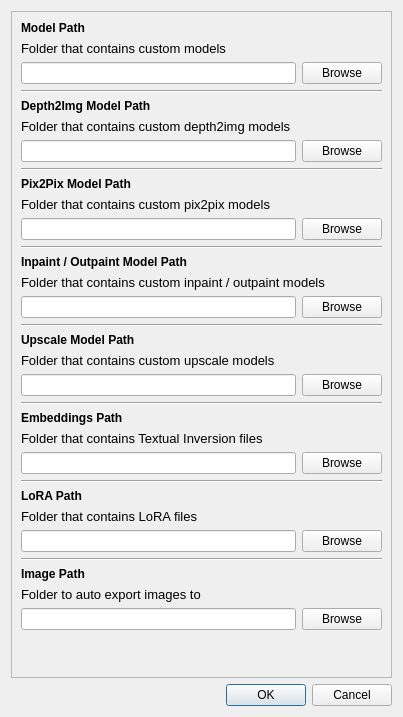
Qt form src/airunner/pyqt/preferences.ui (Capsize-Games/airunner) before a commit.
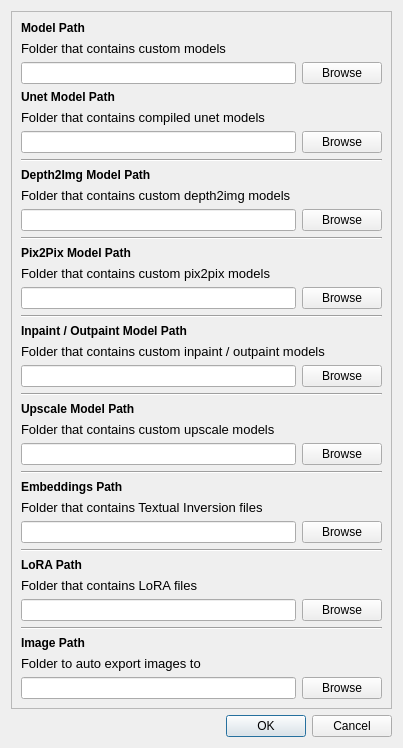
The same form after that commit.

Commit message: updates to allow custom unet path (future proof update) and interpolation

What changed in the file:
```diff
--- a/src/airunner/pyqt/preferences.ui
+++ b/src/airunner/pyqt/preferences.ui
@@ -7,7 +7,7 @@
     <x>0</x>
     <y>0</y>
     <width>403</width>
-    <height>717</height>
+    <height>748</height>
    </rect>
   </property>
   <property name="windowTitle">
@@ -33,26 +33,114 @@
       <enum>QFrame::Raised</enum>
      </property>
      <layout class="QGridLayout" name="gridLayout_2">
-      <item row="32" column="0">
+      <item row="31" column="0">
+       <widget class="QLabel" name="label_6">
+        <property name="font">
+         <font>
+          <pointsize>10</pointsize>
+         </font>
+        </property>
+        <property name="text">
+         <string>Folder that contains Textual Inversion files</string>
+        </property>
+       </widget>
+      </item>
+      <item row="13" column="0">
+       <widget class="Line" name="line_4">
+        <property name="orientation">
+         <enum>Qt::Horizontal</enum>
+        </property>
+       </widget>
+      </item>
+      <item row="9" column="0">
+       <widget class="QLabel" name="label_10">
+        <property name="font">
+         <font>
+          <bold>true</bold>
+         </font>
+        </property>
+        <property name="text">
+         <string>Depth2Img Model Path</string>
+        </property>
+       </widget>
+      </item>
+      <item row="29" column="0">
+       <widget class="Line" name="line_7">
+        <property name="orientation">
+         <enum>Qt::Horizontal</enum>
+        </property>
+       </widget>
+      </item>
+      <item row="38" column="0">
+       <widget class="QLabel" name="label_7">
+        <property name="font">
+         <font>
+          <bold>true</bold>
+         </font>
+        </property>
+        <property name="text">
+         <string>Image Path</string>
+        </property>
+       </widget>
+      </item>
+      <item row="36" column="0">
+       <layout class="QHBoxLayout" name="horizontalLayout_3">
+        <item>
+         <widget class="QLineEdit" name="lora_path"/>
+        </item>
+        <item>
+         <widget class="QPushButton" name="lora_browse_button">
+          <property name="text">
+           <string>Browse</string>
+          </property>
+         </widget>
+        </item>
+       </layout>
+      </item>
+      <item row="3" column="0">
+       <widget class="QLabel" name="label_17">
+        <property name="font">
+         <font>
+          <bold>true</bold>
+         </font>
+        </property>
+        <property name="text">
+         <string>Unet Model Path</string>
+        </property>
+       </widget>
+      </item>
+      <item row="37" column="0">
        <widget class="Line" name="line_3">
         <property name="orientation">
          <enum>Qt::Horizontal</enum>
         </property>
        </widget>
       </item>
-      <item row="34" column="0">
-       <widget class="QLabel" name="label_8">
+      <item row="0" column="0">
+       <widget class="QLabel" name="label">
         <property name="font">
          <font>
-          <pointsize>10</pointsize>
+          <bold>true</bold>
          </font>
         </property>
         <property name="text">
-         <string>Folder to auto export images to</string>
+         <string>Model Path</string>
         </property>
        </widget>
       </item>
       <item row="30" column="0">
+       <widget class="QLabel" name="label_5">
+        <property name="font">
+         <font>
+          <bold>true</bold>
+         </font>
+        </property>
+        <property name="text">
+         <string>Embeddings Path</string>
+        </property>
+       </widget>
+      </item>
+      <item row="35" column="0">
        <widget class="QLabel" name="label_4">
         <property name="font">
          <font>
@@ -64,64 +152,33 @@
         </property>
        </widget>
       </item>
-      <item row="28" column="0">
-       <widget class="Line" name="line_2">
-        <property name="orientation">
-         <enum>Qt::Horizontal</enum>
-        </property>
-       </widget>
-      </item>
-      <item row="35" column="0">
-       <layout class="QHBoxLayout" name="horizontalLayout_4">
-        <item>
-         <widget class="QLineEdit" name="image_path"/>
-        </item>
-        <item>
-         <widget class="QPushButton" name="image_path_browse_button">
-          <property name="text">
-           <string>Browse</string>
-          </property>
-         </widget>
-        </item>
-       </layout>
-      </item>
-      <item row="5" column="0">
-       <widget class="QLabel" name="label_9">
+      <item row="34" column="0">
+       <widget class="QLabel" name="label_3">
         <property name="font">
          <font>
-          <pointsize>10</pointsize>
-         </font>
-        </property>
-        <property name="text">
-         <string>Folder that contains custom depth2img models</string>
-        </property>
-       </widget>
-      </item>
-      <item row="9" column="0">
-       <widget class="QLabel" name="label_12">
-        <property name="font">
-         <font>
           <bold>true</bold>
          </font>
         </property>
         <property name="text">
-         <string>Pix2Pix Model Path</string>
-        </property>
-       </widget>
-      </item>
-      <item row="33" column="0">
-       <widget class="QLabel" name="label_7">
-        <property name="font">
-         <font>
-          <bold>true</bold>
-         </font>
-        </property>
-        <property name="text">
-         <string>Image Path</string>
+         <string>LoRA Path</string>
         </property>
        </widget>
       </item>
       <item row="11" column="0">
+       <layout class="QHBoxLayout" name="horizontalLayout_5">
+        <item>
+         <widget class="QLineEdit" name="depthtoimg_model_path"/>
+        </item>
+        <item>
+         <widget class="QPushButton" name="depthtoimg_model_browse_button">
+          <property name="text">
+           <string>Browse</string>
+          </property>
+         </widget>
+        </item>
+       </layout>
+      </item>
+      <item row="16" column="0">
        <layout class="QHBoxLayout" name="horizontalLayout_6">
         <item>
          <widget class="QLineEdit" name="pixtopix_model_path"/>
@@ -135,20 +192,116 @@
         </item>
        </layout>
       </item>
-      <item row="3" column="0">
-       <widget class="Line" name="line">
-        <property name="minimumSize">
-         <size>
-          <width>0</width>
-          <height>0</height>
-         </size>
+      <item row="26" column="0">
+       <layout class="QHBoxLayout" name="horizontalLayout_8">
+        <item>
+         <widget class="QLineEdit" name="upscale_model_path"/>
+        </item>
+        <item>
+         <widget class="QPushButton" name="upscale_browse_button">
+          <property name="text">
+           <string>Browse</string>
+          </property>
+         </widget>
+        </item>
+       </layout>
+      </item>
+      <item row="4" column="0">
+       <widget class="QLabel" name="label_18">
+        <property name="font">
+         <font>
+          <pointsize>10</pointsize>
+         </font>
         </property>
+        <property name="text">
+         <string>Folder that contains compiled unet models</string>
+        </property>
+       </widget>
+      </item>
+      <item row="33" column="0">
+       <widget class="Line" name="line_2">
         <property name="orientation">
          <enum>Qt::Horizontal</enum>
         </property>
        </widget>
       </item>
-      <item row="38" column="0">
+      <item row="1" column="0">
+       <widget class="QLabel" name="label_2">
+        <property name="font">
+         <font>
+          <pointsize>10</pointsize>
+         </font>
+        </property>
+        <property name="text">
+         <string>Folder that contains custom models</string>
+        </property>
+       </widget>
+      </item>
+      <item row="14" column="0">
+       <widget class="QLabel" name="label_12">
+        <property name="font">
+         <font>
+          <bold>true</bold>
+         </font>
+        </property>
+        <property name="text">
+         <string>Pix2Pix Model Path</string>
+        </property>
+       </widget>
+      </item>
+      <item row="25" column="0">
+       <widget class="QLabel" name="label_16">
+        <property name="font">
+         <font>
+          <pointsize>10</pointsize>
+         </font>
+        </property>
+        <property name="text">
+         <string>Folder that contains custom upscale models</string>
+        </property>
+       </widget>
+      </item>
+      <item row="21" column="0">
+       <layout class="QHBoxLayout" name="horizontalLayout_7">
+        <item>
+         <widget class="QLineEdit" name="inpaint_outpaint_model_path"/>
+        </item>
+        <item>
+         <widget class="QPushButton" name="inpaint_outpaint_browse_button">
+          <property name="text">
+           <string>Browse</string>
+          </property>
+         </widget>
+        </item>
+       </layout>
+      </item>
+      <item row="24" column="0">
+       <widget class="QLabel" name="label_15">
+        <property name="font">
+         <font>
+          <bold>true</bold>
+         </font>
+        </property>
+        <property name="text">
+         <string>Upscale Model Path</string>
+        </property>
+       </widget>
+      </item>
+      <item row="2" column="0">
+       <layout class="QHBoxLayout" name="horizontalLayout">
+        <item>
+         <widget class="QLineEdit" name="sd_path"/>
+        </item>
+        <item>
+         <widget class="QPushButton" name="browseButton">
+          <property name="text">
+           <string>Browse</string>
+          </property>
+         </widget>
+        </item>
+       </layout>
+      </item>
+      <item row="43" column="0">
        <spacer name="verticalSpacer">
         <property name="orientation">
          <enum>Qt::Vertical</enum>
@@ -161,76 +314,19 @@
         </property>
        </spacer>
       </item>
-      <item row="16" column="0">
-       <layout class="QHBoxLayout" name="horizontalLayout_7">
-        <item>
-         <widget class="QLineEdit" name="inpaint_outpaint_model_path"/>
-        </item>
-        <item>
-         <widget class="QPushButton" name="inpaint_outpaint_browse_button">
-          <property name="text">
-           <string>Browse</string>
-          </property>
-         </widget>
-        </item>
-       </layout>
-      </item>
-      <item row="29" column="0">
-       <widget class="QLabel" name="label_3">
+      <item row="20" column="0">
+       <widget class="QLabel" name="label_13">
         <property name="font">
          <font>
-          <bold>true</bold>
-         </font>
-        </property>
-        <property name="text">
-         <string>LoRA Path</string>
-        </property>
-       </widget>
-      </item>
-      <item row="19" column="0">
-       <widget class="QLabel" name="label_15">
-        <property name="font">
-         <font>
-          <bold>true</bold>
-         </font>
-        </property>
-        <property name="text">
-         <string>Upscale Model Path</string>
-        </property>
-       </widget>
-      </item>
-      <item row="13" column="0">
-       <widget class="Line" name="line_5">
-        <property name="orientation">
-         <enum>Qt::Horizontal</enum>
-        </property>
-       </widget>
-      </item>
-      <item row="26" column="0">
-       <widget class="QLabel" name="label_6">
-        <property name="font">
-         <font>
           <pointsize>10</pointsize>
          </font>
         </property>
         <property name="text">
-         <string>Folder that contains Textual Inversion files</string>
+         <string>Folder that contains custom inpaint / outpaint models</string>
         </property>
        </widget>
       </item>
-      <item row="10" column="0">
-       <widget class="QLabel" name="label_11">
-        <property name="font">
-         <font>
-          <pointsize>10</pointsize>
-         </font>
-        </property>
-        <property name="text">
-         <string>Folder that contains custom pix2pix models</string>
-        </property>
-       </widget>
-      </item>
-      <item row="27" column="0">
+      <item row="32" column="0">
        <layout class="QHBoxLayout" name="horizontalLayout_2">
         <item>
          <widget class="QLineEdit" name="embeddings_path"/>
@@ -244,142 +340,56 @@
         </item>
        </layout>
       </item>
+      <item row="10" column="0">
+       <widget class="QLabel" name="label_9">
+        <property name="font">
+         <font>
+          <pointsize>10</pointsize>
+         </font>
+        </property>
+        <property name="text">
+         <string>Folder that contains custom depth2img models</string>
+        </property>
+       </widget>
+      </item>
       <item row="8" column="0">
-       <widget class="Line" name="line_4">
-        <property name="orientation">
-         <enum>Qt::Horizontal</enum>
+       <widget class="Line" name="line">
+        <property name="minimumSize">
+         <size>
+          <width>0</width>
+          <height>0</height>
+         </size>
         </property>
-       </widget>
-      </item>
-      <item row="20" column="0">
-       <widget class="QLabel" name="label_16">
-        <property name="font">
-         <font>
-          <pointsize>10</pointsize>
-         </font>
-        </property>
-        <property name="text">
-         <string>Folder that contains custom upscale models</string>
-        </property>
-       </widget>
-      </item>
-      <item row="0" column="0">
-       <widget class="QLabel" name="label">
-        <property name="font">
-         <font>
-          <bold>true</bold>
-         </font>
-        </property>
-        <property name="text">
-         <string>Model Path</string>
-        </property>
-       </widget>
-      </item>
-      <item row="24" column="0">
-       <widget class="Line" name="line_7">
-        <property name="orientation">
-         <enum>Qt::Horizontal</enum>
-        </property>
-       </widget>
-      </item>
-      <item row="31" column="0">
-       <layout class="QHBoxLayout" name="horizontalLayout_3">
-        <item>
-         <widget class="QLineEdit" name="lora_path"/>
-        </item>
-        <item>
-         <widget class="QPushButton" name="lora_browse_button">
-          <property name="text">
-           <string>Browse</string>
-          </property>
-         </widget>
-        </item>
-       </layout>
-      </item>
-      <item row="4" column="0">
-       <widget class="QLabel" name="label_10">
-        <property name="font">
-         <font>
-          <bold>true</bold>
-         </font>
-        </property>
-        <property name="text">
-         <string>Depth2Img Model Path</string>
-        </property>
-       </widget>
-      </item>
-      <item row="18" column="0">
-       <widget class="Line" name="line_6">
         <property name="orientation">
          <enum>Qt::Horizontal</enum>
         </property>
        </widget>
       </item>
       <item row="15" column="0">
-       <widget class="QLabel" name="label_13">
+       <widget class="QLabel" name="label_11">
         <property name="font">
          <font>
           <pointsize>10</pointsize>
          </font>
         </property>
         <property name="text">
-         <string>Folder that contains custom inpaint / outpaint models</string>
+         <string>Folder that contains custom pix2pix models</string>
         </property>
        </widget>
       </item>
-      <item row="25" column="0">
-       <widget class="QLabel" name="label_5">
+      <item row="39" column="0">
+       <widget class="QLabel" name="label_8">
         <property name="font">
          <font>
-          <bold>true</bold>
-         </font>
-        </property>
-        <property name="text">
-         <string>Embeddings Path</string>
-        </property>
-       </widget>
-      </item>
-      <item row="6" column="0">
-       <layout class="QHBoxLayout" name="horizontalLayout_5">
-        <item>
-         <widget class="QLineEdit" name="depthtoimg_model_path"/>
-        </item>
-        <item>
-         <widget class="QPushButton" name="depthtoimg_model_browse_button">
-          <property name="text">
-           <string>Browse</string>
-          </property>
-         </widget>
-        </item>
-       </layout>
-      </item>
-      <item row="2" column="0">
-       <layout class="QHBoxLayout" name="horizontalLayout">
-        <item>
-         <widget class="QLineEdit" name="sd_path"/>
-        </item>
-        <item>
-         <widget class="QPushButton" name="browseButton">
-          <property name="text">
-           <string>Browse</string>
-          </property>
-         </widget>
-        </item>
-       </layout>
-      </item>
-      <item row="1" column="0">
-       <widget class="QLabel" name="label_2">
-        <property name="font">
-         <font>
           <pointsize>10</pointsize>
          </font>
         </property>
         <property name="text">
-         <string>Folder that contains custom models</string>
+         <string>Folder to auto export images to</string>
         </property>
        </widget>
       </item>
-      <item row="14" column="0">
+      <item row="19" column="0">
        <widget class="QLabel" name="label_14">
         <property name="font">
          <font>
@@ -391,13 +401,41 @@
         </property>
        </widget>
       </item>
-      <item row="21" column="0">
-       <layout class="QHBoxLayout" name="horizontalLayout_8">
+      <item row="23" column="0">
+       <widget class="Line" name="line_6">
+        <property name="orientation">
+         <enum>Qt::Horizontal</enum>
+        </property>
+       </widget>
+      </item>
+      <item row="40" column="0">
+       <layout class="QHBoxLayout" name="horizontalLayout_4">
         <item>
-         <widget class="QLineEdit" name="upscale_model_path"/>
+         <widget class="QLineEdit" name="image_path"/>
         </item>
         <item>
-         <widget class="QPushButton" name="upscale_browse_button">
+         <widget class="QPushButton" name="image_path_browse_button">
+          <property name="text">
+           <string>Browse</string>
+          </property>
+         </widget>
+        </item>
+       </layout>
+      </item>
+      <item row="18" column="0">
+       <widget class="Line" name="line_5">
+        <property name="orientation">
+         <enum>Qt::Horizontal</enum>
+        </property>
+       </widget>
+      </item>
+      <item row="5" column="0">
+       <layout class="QHBoxLayout" name="horizontalLayout_9">
+        <item>
+         <widget class="QLineEdit" name="unet_model_path"/>
+        </item>
+        <item>
+         <widget class="QPushButton" name="unet_model_browse_button">
           <property name="text">
            <string>Browse</string>
           </property>
```
The commit also changes 14 other files.
